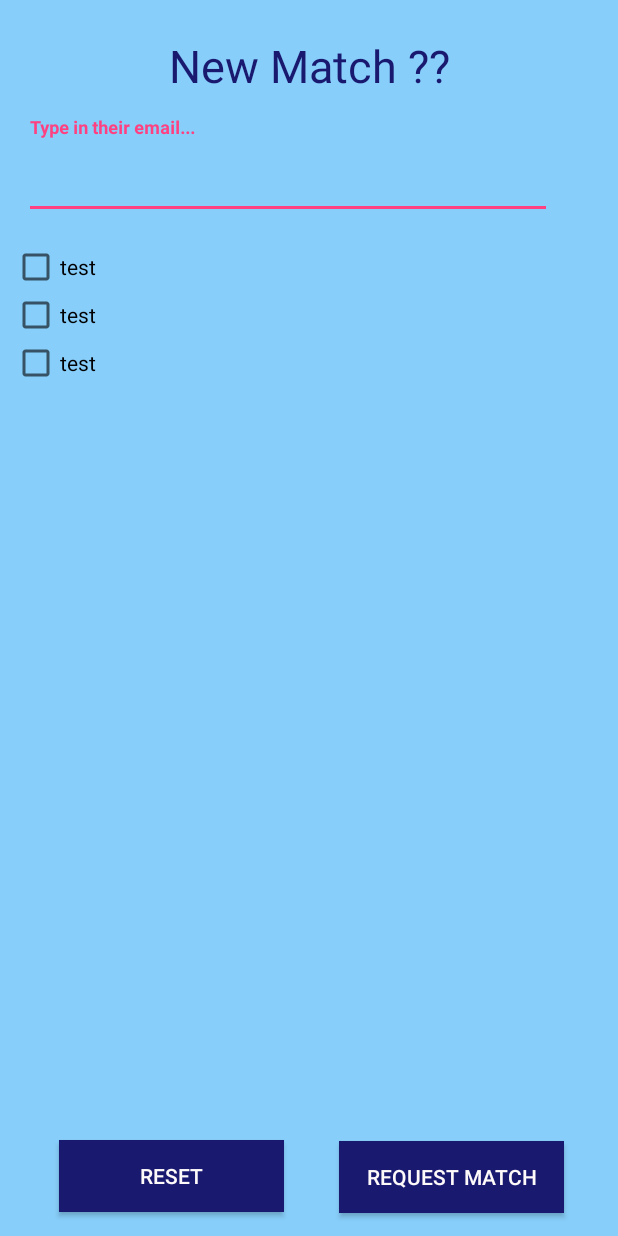
After one commit to BluEyedTree/MadameMatchMaker, an Android app: the layout activity_request_match.xml on its own in the app's theme, with its tools: preview values and no code run, on a phone screen of 412 x 824 dp. The commit adds this screen. Run offline under Robolectric (Android 15) with nearby library versions, the phone set to English and light mode, and no system bars; network calls fail.

Commit message:
Changes to Anroid App made by Ozan

```diff
--- /dev/null
+++ b/Android App/basicBApp/app/src/main/res/layout/activity_request_match.xml
@@ -0,0 +1,127 @@
+<?xml version="1.0" encoding="utf-8"?>
+<android.support.constraint.ConstraintLayout xmlns:android="http://schemas.android.com/apk/res/android"
+    xmlns:app="http://schemas.android.com/apk/res-auto"
+    xmlns:tools="http://schemas.android.com/tools"
+    android:layout_width="match_parent"
+    android:layout_height="match_parent"
+    android:background="@color/lightSkyBlu"
+    tools:context="com.hfad.basicbapp.RequestMatchActivity">
+
+    <TextView
+        android:id="@+id/requestMatchText"
+        android:layout_width="wrap_content"
+        android:layout_height="wrap_content"
+        android:text="New Match ??"
+        android:layout_marginRight="8dp"
+        app:layout_constraintRight_toRightOf="parent"
+        android:layout_marginLeft="8dp"
+        app:layout_constraintLeft_toLeftOf="parent"
+        app:layout_constraintTop_toTopOf="parent"
+        android:layout_marginTop="8dp"
+        app:layout_constraintBottom_toBottomOf="parent"
+        android:layout_marginBottom="8dp"
+        app:layout_constraintVertical_bias="0.01999998"
+        android:textColor="@color/midnightBlu"
+        android:textSize="30dp"
+        android:layout_marginStart="8dp"
+        android:layout_marginEnd="8dp" />
+
+    <Button
+        android:id="@+id/requestMatchButton"
+        android:layout_width="150dp"
+        android:layout_height="wrap_content"
+        android:text="Request Match"
+        app:layout_constraintLeft_toRightOf="@+id/resetButton"
+        android:layout_marginLeft="8dp"
+        android:layout_marginRight="8dp"
+        app:layout_constraintRight_toRightOf="parent"
+        app:layout_constraintBottom_toBottomOf="parent"
+        android:layout_marginBottom="15dp"
+        android:background="@color/midnightBlu"
+        android:layout_marginStart="8dp"
+        android:layout_marginEnd="8dp"
+        android:textColor="#fffafa"
+        />
+
+    <Button
+        android:id="@+id/resetButton"
+        android:layout_width="150dp"
+        android:layout_height="wrap_content"
+        android:text="Reset"
+        android:layout_marginLeft="39dp"
+        app:layout_constraintLeft_toLeftOf="parent"
+        app:layout_constraintBottom_toBottomOf="parent"
+        android:layout_marginBottom="16dp"
+        android:background="@color/midnightBlu"
+        android:layout_marginStart="39dp"
+        android:textColor="#fffafa"
+        />
+
+    <android.support.design.widget.TextInputLayout
+        android:layout_width="368dp"
+        android:layout_height="wrap_content"
+        android:layout_marginTop="6dp"
+        android:padding="8dp"
+        app:layout_constraintTop_toBottomOf="@+id/requestMatchText"
+        android:layout_marginLeft="8dp"
+        app:layout_constraintLeft_toLeftOf="parent"
+        android:id="@+id/textInputLayout"
+        android:layout_marginStart="8dp"
+        >
+
+        <EditText
+            android:id="@+id/requestedEmail"
+            android:layout_width="match_parent"
+            android:layout_height="57dp"
+            android:hint="Type in their email..."
+            android:inputType="text"
+            android:textColor="@color/midnightBlu"
+            android:textSize="20dp"
+            android:textStyle="bold"
+            />
+    </android.support.design.widget.TextInputLayout>
+
+    <ScrollView
+        android:layout_width="0dp"
+        android:layout_height="300dp"
+        android:layout_marginBottom="11dp"
+        android:layout_marginLeft="8dp"
+        android:layout_marginRight="7dp"
+        app:layout_constraintBottom_toTopOf="@+id/resetButton"
+        app:layout_constraintLeft_toLeftOf="parent"
+        app:layout_constraintRight_toRightOf="parent"
+        android:layout_marginTop="8dp"
+        app:layout_constraintTop_toBottomOf="@+id/textInputLayout"
+        app:layout_constraintVertical_bias="0.0"
+        android:layout_marginStart="8dp"
+        android:layout_marginEnd="7dp">
+
+        <LinearLayout
+            android:layout_width="match_parent"
+            android:layout_height="match_parent"
+            android:orientation="vertical"
+            >
+            <CheckBox
+                android:layout_width="match_parent"
+                android:layout_height="wrap_content"
+                android:text="test"
+                android:id="@+id/test1"
+                />
+            <CheckBox
+                android:layout_width="match_parent"
+                android:layout_height="wrap_content"
+                android:text="test"
+                android:id="@+id/test1"
+                />
+            <CheckBox
+                android:layout_width="match_parent"
+                android:layout_height="wrap_content"
+                android:text="test"
+                android:id="@+id/test1"
+                />
+
+        </LinearLayout>
+    </ScrollView>
+
+
+</android.support.constraint.ConstraintLayout>
```
Also changed, not shown: Android App/basicBApp/app/src/main/java/com/hfad/basicbapp/LoginActivity.java (+52 -38 lines), Android App/basicBApp/app/src/main/java/com/hfad/basicbapp/RequestMatchActivity.java (added, +13 -0 lines), Android App/basicBApp/app/src/main/java/com/hfad/basicbapp/SignupActivity.java (+9 -8 lines), Android App/basicBApp/app/src/main/res/layout/activity_login.xml (+4 -4 lines), Android App/basicBApp/app/src/main/res/layout/activity_signup.xml (+4 -4 lines).
